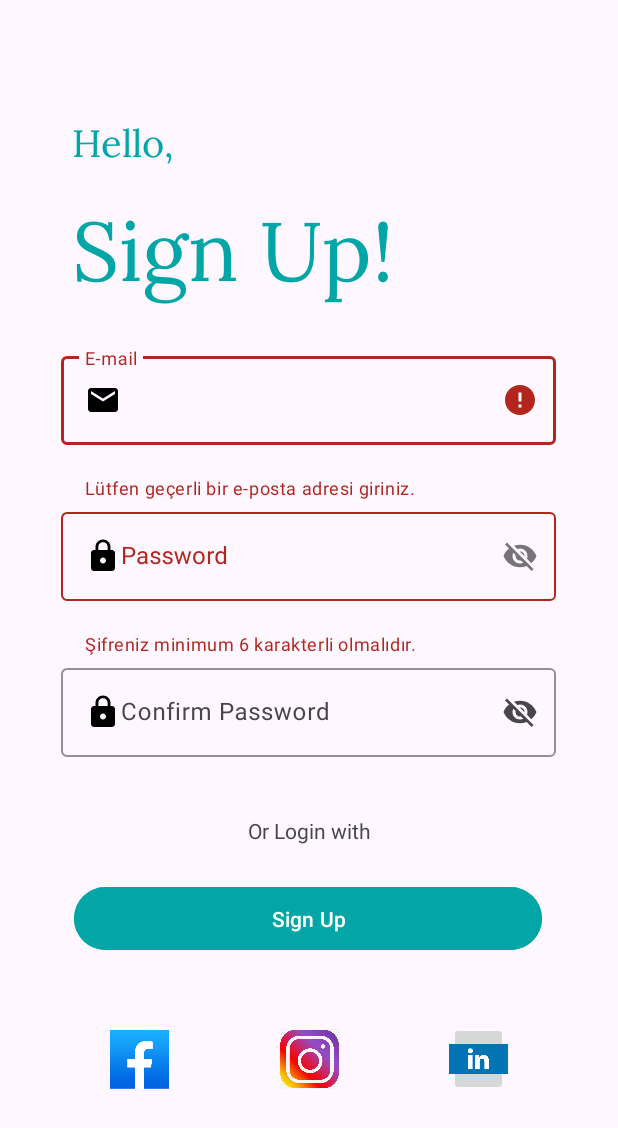
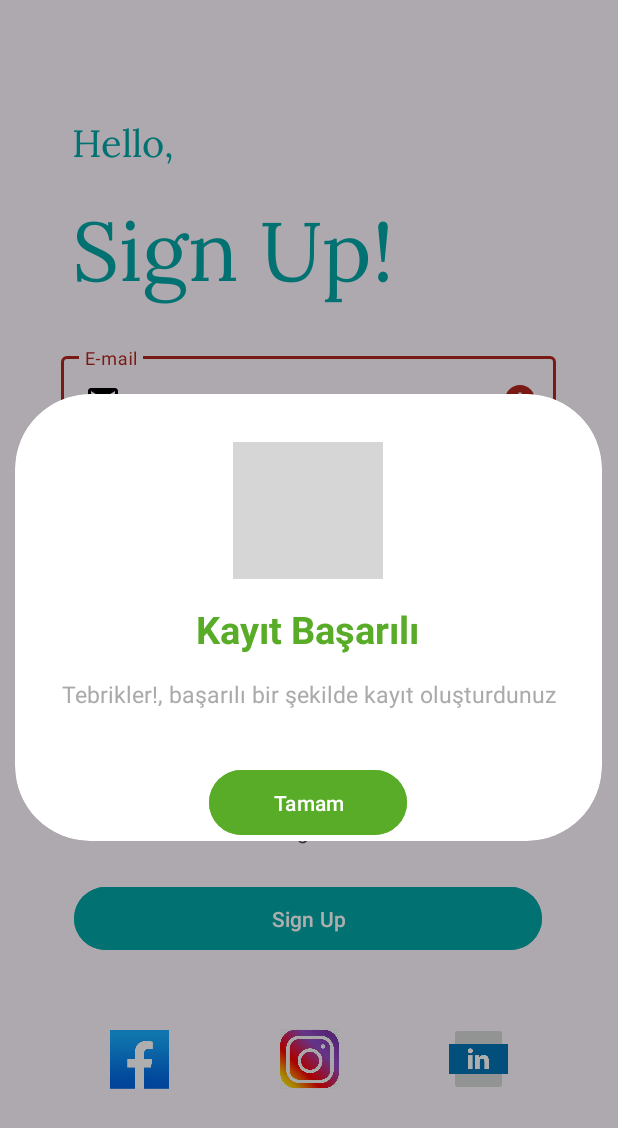
Before and after one commit to Yusufjo/NewApplication, an Android app: the SignUpActivity screen opened directly, with no data from a screen before it, after a tap on "Sign Up", on a phone screen of 412 x 824 dp. Shown: the top 1128 px of the screen. Run offline under Robolectric (Android 15) with nearby library versions, the light colour scheme and no system bars; grey boxes are pictures that could not be loaded.

Commit message:
backround xml added and integrated for SignUpActivity

```diff
--- a/app/src/main/java/com/example/newapplication/SignUpActivity.kt
+++ b/app/src/main/java/com/example/newapplication/SignUpActivity.kt
@@ -8,12 +8,14 @@ import androidx.appcompat.app.AlertDialog
 import androidx.appcompat.app.AppCompatActivity
 import androidx.core.widget.doAfterTextChanged
 import com.example.newapplication.databinding.ActivitySignUpBinding
+import com.example.newapplication.databinding.DialogLayoutBinding
 
 class SignUpActivity : AppCompatActivity() {
     private lateinit var binding: ActivitySignUpBinding
     private val handler = Handler(Looper.getMainLooper())
     override fun onCreate(savedInstanceState: Bundle?) {
         super.onCreate(savedInstanceState)
+
         binding = ActivitySignUpBinding.inflate(layoutInflater)
         setContentView(binding.root)
         singUpOnClickListener()
@@ -27,6 +29,7 @@ class SignUpActivity : AppCompatActivity() {
             passwordCheck()
             passwordDoubleCheck()
             showProgressBar()
+            setDialog()
         }
     }
 
@@ -95,17 +98,26 @@ class SignUpActivity : AppCompatActivity() {
                 handler.postDelayed({
                     binding.progressBar.visibility = View.GONE
                 }, 2000)
-
-                val dialogBuilder = AlertDialog.Builder(this)
-                dialogBuilder.setMessage("Kayıt Başarılı")
-
-                val dialog = dialogBuilder.create()
-                handler.postDelayed({
-                    dialog.dismiss()
-                    dialog.show()
-                }, 2000)
             }
         }
     }
+    private fun setDialog(){
+        val alertDialogBuilder = AlertDialog.Builder(this)
+        val dialogBinding = DialogLayoutBinding.inflate(layoutInflater)
+        alertDialogBuilder.setView(dialogBinding.root)
 
-}
+        val alertDialog = alertDialogBuilder.create()
+        alertDialog.window?.setBackgroundDrawableResource(R.drawable.bg_rounded)
+        alertDialog.show()
+
+     dialogBinding.button.setOnClickListener {
+            alertDialog.dismiss()
+
+//        handler.postDelayed({
+//            alertDialog.dismiss()
+//            alertDialog.show()
+//        }, 2000)
+
+    }
+
+}}
--- /dev/null
+++ b/app/src/main/res/drawable/bg_rounded.xml
@@ -0,0 +1,7 @@
+<?xml version="1.0" encoding="utf-8"?>
+<shape xmlns:android="http://schemas.android.com/apk/res/android"
+    android:shape="rectangle">
+
+    <corners android:radius="50dp" />
+    <solid android:color="@color/white" />
+</shape>
--- a/app/src/main/res/layout/dialog_layout.xml
+++ b/app/src/main/res/layout/dialog_layout.xml
@@ -1,59 +1,38 @@
 <?xml version="1.0" encoding="utf-8"?>
-
-
-<androidx.cardview.widget.CardView
-    xmlns:android="http://schemas.android.com/apk/res/android"
+<androidx.constraintlayout.widget.ConstraintLayout xmlns:android="http://schemas.android.com/apk/res/android"
     xmlns:app="http://schemas.android.com/apk/res-auto"
-    android:layout_width="match_parent"
+    xmlns:tools="http://schemas.android.com/tools"
+    android:layout_width="wrap_content"
     android:layout_height="wrap_content"
-    android:layout_margin="16dp"
-    app:cardCornerRadius="55dp"
     >
-
-    <androidx.constraintlayout.widget.ConstraintLayout
-        android:id="@+id/uploadCompleteCardView"
-        android:layout_width="match_parent"
-        android:layout_height="344dp">
-
-        <ImageView
-            android:id="@+id/imageView"
-            android:layout_width="98dp"
-            android:layout_height="86dp"
-            android:layout_marginTop="32dp"
-            app:layout_constraintEnd_toEndOf="parent"
-            app:layout_constraintHorizontal_bias="0.498"
-            app:layout_constraintStart_toStartOf="parent"
-            app:layout_constraintTop_toTopOf="parent"
-            app:srcCompat="@drawable/onay" />
 
     <TextView
         android:id="@+id/textViewDialog"
         android:layout_width="wrap_content"
         android:layout_height="34dp"
-            android:layout_marginTop="24dp"
+        android:layout_marginTop="16dp"
         android:gravity="center"
         android:text="@string/kayıtBasariliBasligi"
         android:textColor="@color/kayit"
         android:textSize="25sp"
         android:textStyle="bold"
         app:layout_constraintEnd_toEndOf="parent"
-            app:layout_constraintHorizontal_bias="0.5"
+        app:layout_constraintHorizontal_bias="0.498"
         app:layout_constraintStart_toStartOf="parent"
-            app:layout_constraintTop_toBottomOf="@+id/imageView" />
+        app:layout_constraintTop_toBottomOf="@+id/imageView2" />
 
     <TextView
         android:id="@+id/textView9"
         android:layout_width="wrap_content"
         android:layout_height="25sp"
-            android:layout_marginTop="32dp"
+        android:layout_marginTop="16dp"
         android:text="@string/kayitBasariliYazisi"
         android:textColor="@android:color/darker_gray"
         android:textSize="15sp"
-            app:layout_constraintBottom_toTopOf="@+id/button"
         app:layout_constraintEnd_toEndOf="parent"
+        app:layout_constraintHorizontal_bias="0.5"
         app:layout_constraintStart_toStartOf="parent"
-            app:layout_constraintTop_toBottomOf="@+id/textViewDialog"
-            app:layout_constraintVertical_bias="0.5" />
+        app:layout_constraintTop_toBottomOf="@+id/textViewDialog" />
 
     <Button
         android:id="@+id/button"
@@ -63,9 +42,20 @@
         android:backgroundTint="@color/kayit"
         android:text="@string/ok"
         app:layout_constraintEnd_toEndOf="parent"
-            app:layout_constraintHorizontal_bias="0.5"
+        app:layout_constraintHorizontal_bias="0.498"
         app:layout_constraintStart_toStartOf="parent"
         app:layout_constraintTop_toBottomOf="@+id/textView9" />
 
+    <ImageView
+        android:id="@+id/imageView2"
+        android:layout_width="100dp"
+        android:layout_height="91dp"
+        android:layout_marginTop="32dp"
+        app:layout_constraintEnd_toEndOf="parent"
+        app:layout_constraintHorizontal_bias="0.498"
+        app:layout_constraintStart_toStartOf="parent"
+        app:layout_constraintTop_toTopOf="parent"
+        app:srcCompat="@drawable/onay" />
+
+
 </androidx.constraintlayout.widget.ConstraintLayout>
-</androidx.cardview.widget.CardView>
```
Lines whose indentation alone changed are shown as unchanged.
